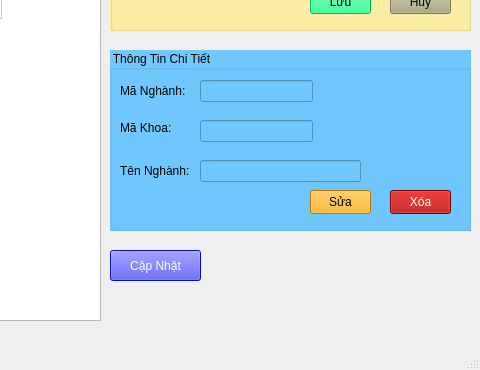
Qt form Designer/QuanLyNghanh.ui (VoLeMinhNghia/Python_Project) before a commit; both pictures show x 320 to 800 and y 230 to 600 of the 800 by 600 pixel window.
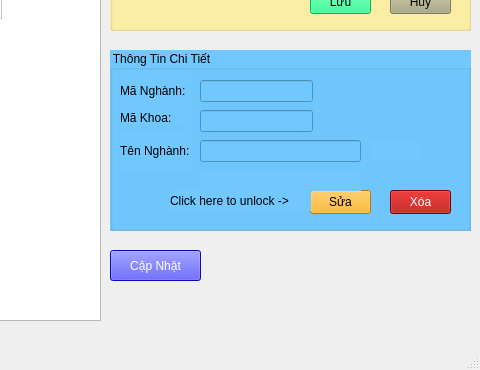
The same form after that commit. Icons and pictures are not drawn.

```diff
--- a/Designer/QuanLyNghanh.ui
+++ b/Designer/QuanLyNghanh.ui
@@ -214,6 +214,22 @@
       </rect>
      </property>
     </widget>
+    <widget class="QLabel" name="err">
+     <property name="geometry">
+      <rect>
+       <x>210</x>
+       <y>30</y>
+       <width>121</width>
+       <height>16</height>
+      </rect>
+     </property>
+     <property name="styleSheet">
+      <string notr="true">color: rgb(170, 0, 0);</string>
+     </property>
+     <property name="text">
+      <string/>
+     </property>
+    </widget>
    </widget>
    <widget class="QGroupBox" name="groupBox">
     <property name="geometry">
@@ -235,7 +251,7 @@
      <property name="geometry">
       <rect>
        <x>10</x>
-       <y>70</y>
+       <y>60</y>
        <width>71</width>
        <height>16</height>
       </rect>
@@ -251,7 +267,7 @@
      <property name="geometry">
       <rect>
        <x>90</x>
-       <y>70</y>
+       <y>60</y>
        <width>113</width>
        <height>22</height>
       </rect>
@@ -267,7 +283,7 @@
      <property name="geometry">
       <rect>
        <x>10</x>
-       <y>100</y>
+       <y>80</y>
        <width>71</width>
        <height>41</height>
       </rect>
@@ -283,7 +299,7 @@
      <property name="geometry">
       <rect>
        <x>90</x>
-       <y>110</y>
+       <y>90</y>
        <width>161</width>
        <height>22</height>
       </rect>
@@ -360,6 +376,55 @@
       <bool>true</bool>
      </property>
     </widget>
+    <widget class="QLabel" name="islock">
+     <property name="geometry">
+      <rect>
+       <x>260</x>
+       <y>90</y>
+       <width>51</width>
+       <height>21</height>
+      </rect>
+     </property>
+     <property name="styleSheet">
+      <string notr="true">font: 10pt &quot;Segoe UI&quot;;
+color: rgb(170, 0, 0);</string>
+     </property>
+     <property name="text">
+      <string/>
+     </property>
+    </widget>
+    <widget class="QLabel" name="err_2">
+     <property name="geometry">
+      <rect>
+       <x>90</x>
+       <y>120</y>
+       <width>161</width>
+       <height>21</height>
+      </rect>
+     </property>
+     <property name="styleSheet">
+      <string notr="true">color: rgb(170, 0, 0);</string>
+     </property>
+     <property name="text">
+      <string/>
+     </property>
+    </widget>
+    <widget class="QLabel" name="label_10">
+     <property name="geometry">
+      <rect>
+       <x>60</x>
+       <y>140</y>
+       <width>141</width>
+       <height>21</height>
+      </rect>
+     </property>
+     <property name="styleSheet">
+      <string notr="true">font: 10pt &quot;Segoe UI&quot;;</string>
+     </property>
+     <property name="text">
+      <string>Click here to unlock -&gt;</string>
+     </property>
+    </widget>
    </widget>
    <widget class="QPushButton" name="btnReload">
     <property name="geometry">
```
